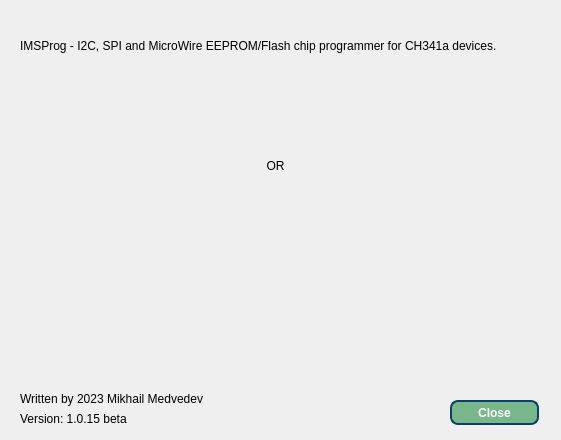
First picture: the form in dialogabout.ui, repository bigbigmdm/IMSProg, before the edit.
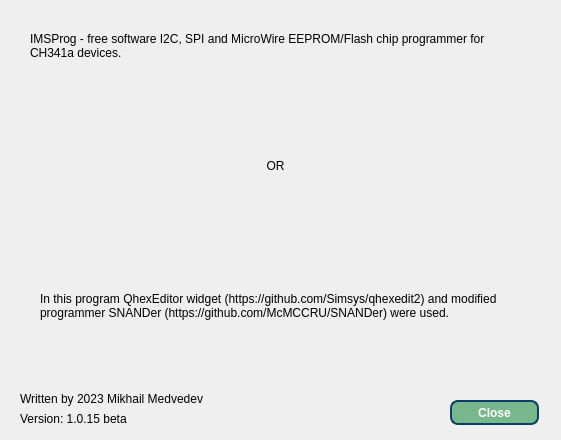
Second picture: the form after the edit. Icons and pictures are not drawn.

What changed in the file:
```diff
--- a/dialogabout.ui
+++ b/dialogabout.ui
@@ -77,14 +77,14 @@
   <widget class="QLabel" name="label_4">
    <property name="geometry">
     <rect>
-     <x>20</x>
+     <x>30</x>
      <y>20</y>
-     <width>571</width>
+     <width>491</width>
      <height>51</height>
     </rect>
    </property>
    <property name="text">
-    <string>IMSProg - I2C, SPI and MicroWire EEPROM/Flash chip programmer for CH341a devices.</string>
+    <string>IMSProg - free software I2C, SPI and MicroWire EEPROM/Flash chip programmer for CH341a devices.</string>
    </property>
    <property name="wordWrap">
     <bool>true</bool>
@@ -116,6 +116,22 @@
     <string>Written by 2023 Mikhail Medvedev</string>
    </property>
   </widget>
+  <widget class="QLabel" name="label_7">
+   <property name="geometry">
+    <rect>
+     <x>40</x>
+     <y>270</y>
+     <width>491</width>
+     <height>71</height>
+    </rect>
+   </property>
+   <property name="text">
+    <string>In this program QhexEditor widget (https://github.com/Simsys/qhexedit2) and modified programmer SNANDer (https://github.com/McMCCRU/SNANDer) were used.</string>
+   </property>
+   <property name="wordWrap">
+    <bool>true</bool>
+   </property>
+  </widget>
  </widget>
  <resources>
   <include location="recource.qrc"/>
```
